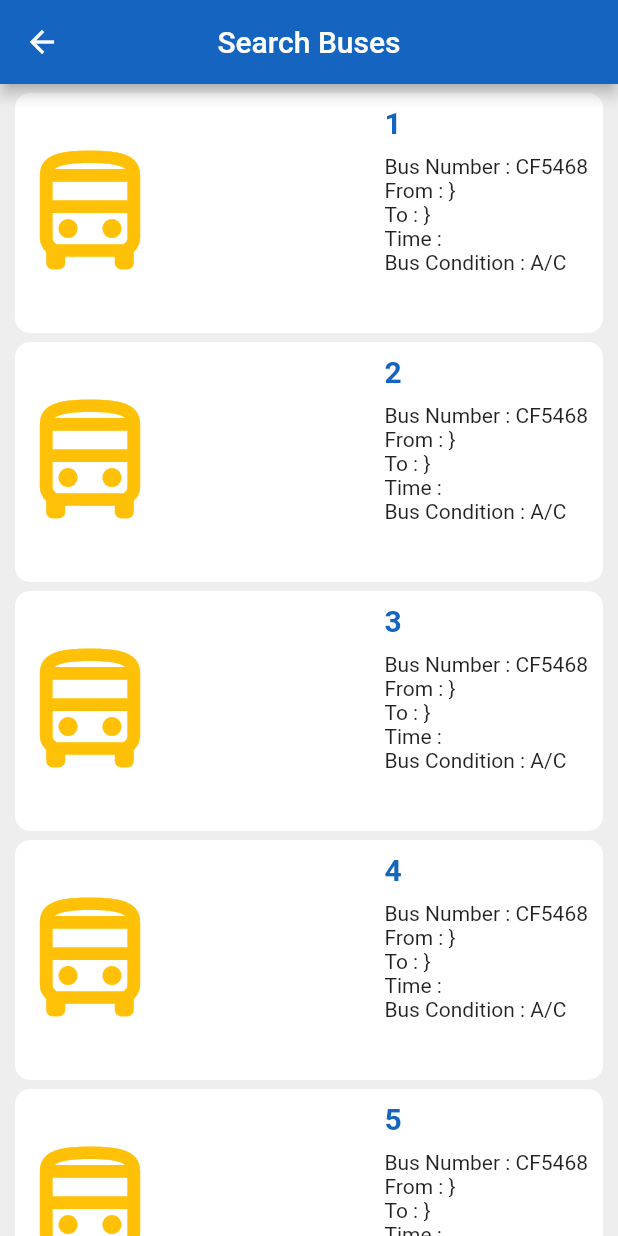
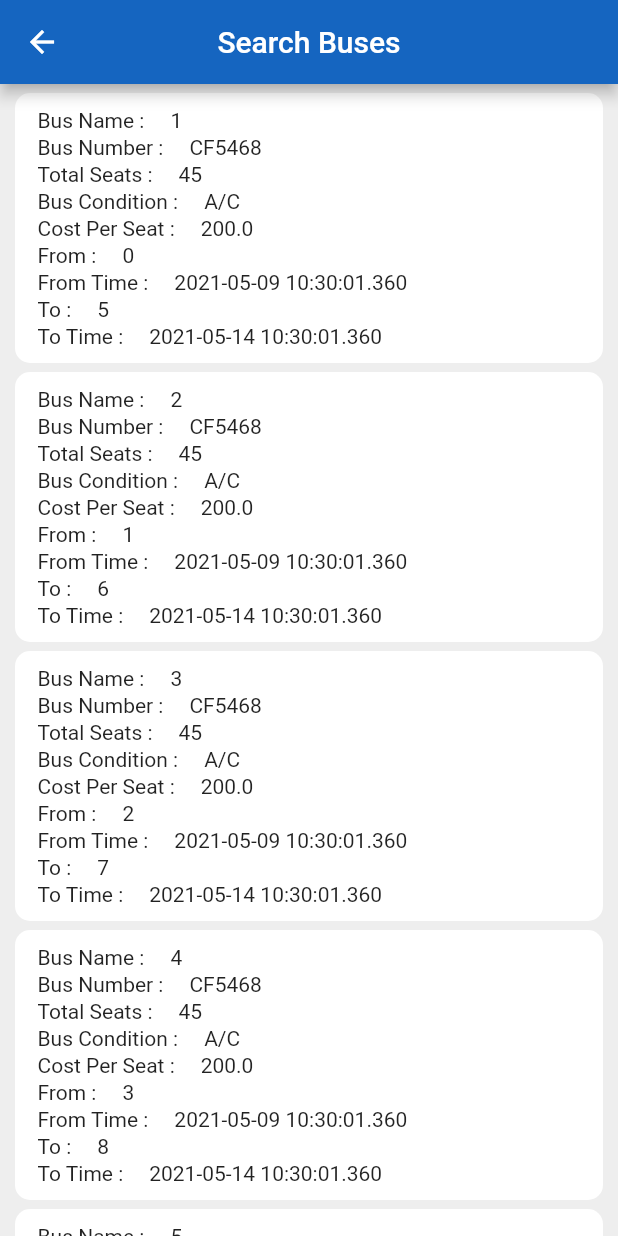
Before and after one commit to afzl-wtu/Bus_App_Git, a Flutter app: the Signup screen opened directly, after a tap on "CREATE AN ACCOUNT", after a tap on "Search Buses", on a phone screen of 412 x 824 dp. Run offline on Flutter 3.47's test engine with Material 2 defaults, Android fonts, the phone set to English and light mode, and no system bars; our stand-ins replace firebase_auth, firebase_core; missing offline and left inert: dart:ffi, fancy_on_boarding; accounts and stored records are empty.

Commit message:
Some tjing

```diff
--- a/bus_app_user/lib/screens/home.dart
+++ b/bus_app_user/lib/screens/home.dart
@@ -7,6 +7,7 @@ class Home extends StatefulWidget {
 }
 
 class _HomeState extends State<Home> {
+  final choseSeatControler = TextEditingController();
   String chosenCity;
   List listofCities = [
     'Lahore',
@@ -48,27 +49,10 @@ class _HomeState extends State<Home> {
         children: [
           SizedBox(height: 30),
           Center(
-            child: Text(
-              'Tasadduq',
-              style: TextStyle(
-                color: Colors.black,
-                fontSize: 40,
-                fontWeight: FontWeight.bold,
-              ),
-            ),
-          ),
-          Center(
-            child: Text(
-              'Travelling Company',
-              style: TextStyle(
-                color: Colors.amber,
-                fontSize: 30,
-                fontWeight: FontWeight.bold,
-              ),
-            ),
-          ),
+              child:
+                  Image.asset('assets/images/logo Bus App.jpeg', height: 200)),
           Padding(
-            padding: const EdgeInsets.only(left: 20, top: 100),
+            padding: const EdgeInsets.only(left: 20, top: 20),
             child: Text(
               'From :',
             ),
@@ -162,6 +146,26 @@ class _HomeState extends State<Home> {
               ),
             ),
           ),
+          Padding(
+            padding: const EdgeInsets.only(left: 15, top: 20),
+            child: Text(
+              'Chose Seat :',
+            ),
+          ),
+          Container(
+            margin: const EdgeInsets.only(left: 15, top: 10, right: 15),
+            decoration: BoxDecoration(
+              color: Colors.grey.shade300,
+              borderRadius: BorderRadius.circular(7),
+            ),
+            child: Padding(
+              padding: const EdgeInsets.only(left: 20),
+              child: TextField(
+                controller: choseSeatControler,
+                decoration: InputDecoration(border: InputBorder.none),
+              ),
+            ),
+          ),
           InkWell(
             onTap: () {
               Navigator.of(context).push(
@@ -175,7 +179,7 @@ class _HomeState extends State<Home> {
             child: Container(
               width: double.infinity,
               height: 48,
-              margin: EdgeInsets.only(left: 20, top: 80, right: 20),
+              margin: EdgeInsets.only(left: 20, top: 80, right: 20, bottom: 20),
               padding: EdgeInsets.only(left: 10),
               decoration: BoxDecoration(
                 color: Colors.blue.shade800,
--- a/bus_app_user/lib/screens/login.dart
+++ b/bus_app_user/lib/screens/login.dart
@@ -10,8 +10,8 @@ class Login extends StatefulWidget {
 
 class _LoginState extends State<Login> {
   bool checkBoxValue = true;
-  final email = TextEditingController();
-  final password = TextEditingController();
+  final emailControler = TextEditingController();
+  final passwordControler = TextEditingController();
   @override
   Widget build(BuildContext context) {
     MediaQueryData mediaQuery = MediaQuery.of(context);
@@ -47,6 +47,7 @@ class _LoginState extends State<Login> {
                       borderRadius: BorderRadius.circular(10),
                     ),
                     child: TextField(
+                      controller: emailControler,
                       decoration: InputDecoration(
                         prefixIcon: Icon(
                           Icons.mail,
@@ -69,6 +70,7 @@ class _LoginState extends State<Login> {
                       borderRadius: BorderRadius.circular(10),
                     ),
                     child: TextField(
+                      controller: passwordControler,
                       decoration: InputDecoration(
                         suffixIcon: Icon(Icons.lock),
                         prefixIcon: Icon(
--- a/bus_app_user/lib/screens/searchBuses.dart
+++ b/bus_app_user/lib/screens/searchBuses.dart
@@ -1,8 +1,7 @@
 import 'package:flutter/material.dart';
 import 'package:ticket_bus/models/bus_model.dart';
 import 'package:ticket_bus/models/route_model.dart';
-
-import './selectSeats.dart';
+import 'package:ticket_bus/screens/contactPassenger.dart';
 
 class SearchBuses extends StatelessWidget {
   final List<BusModel> buses = List.generate(
@@ -40,8 +39,9 @@ class SearchBuses extends StatelessWidget {
         itemBuilder: (ctx, i) {
           return Container(
             margin: EdgeInsets.only(left: 10, right: 10, top: 6),
+            padding: EdgeInsets.only(left: 15, right: 15, top: 10, bottom: 10),
             width: double.infinity,
-            height: 160,
+            height: 180,
             decoration: BoxDecoration(
               color: Colors.white,
               borderRadius: BorderRadius.circular(10),
@@ -49,40 +49,63 @@ class SearchBuses extends StatelessWidget {
             child: InkWell(
                 onTap: () {
                   Navigator.of(context).push(MaterialPageRoute(builder: (ctx) {
-                  return SelectSeats();
+                    return ContactPassenger();
                   }));
                 },
-              child: Row(
-                children: [
-                  Icon(
-                    Icons.directions_bus_outlined,
-                    size: 100,
-                    color: Colors.amber,
-                  ),
-                  Expanded(child: Container()),
-                  Column(
+                child: Column(
                   crossAxisAlignment: CrossAxisAlignment.start,
                   children: [
-                      SizedBox(height: 8),
-                      Container(
-                          padding: EdgeInsets.only(bottom: 10),
-                          child: Text(
-                            buses[i].busname,
-                            style: TextStyle(
-                                color: Colors.blue.shade800,
-                                fontSize: 20,
-                                fontWeight: FontWeight.bold),
-                          )),
-                      Text('Bus Number : ${buses[i].busNo}'),
-                      Text('From : }'),
-                      Text('To : }'),
-                      Text('Time : '),
-                      Text('Bus Condition : ${buses[i].busCondition}'),
+                    Text('Bus Name :     ${buses[i].busname}'),
+                    SizedBox(height: 2),
+                    Text('Bus Number :     ${buses[i].busNo}'),
+                    SizedBox(height: 2),
+                    Text('Total Seats :     ${buses[i].totalseats}'),
+                    SizedBox(height: 2),
+                    Text('Bus Condition :     ${buses[i].busCondition}'),
+                    SizedBox(height: 2),
+                    Text(
+                        'Cost Per Seat :     ${buses[i].routes[i].costPerSeat}'),
+                    SizedBox(height: 2),
+                    Text('From :     ${buses[i].routes[i].from}'),
+                    SizedBox(height: 2),
+                    Text('From Time :     ${buses[i].routes[i].fromTime}'),
+                    SizedBox(height: 2),
+                    Text('To :     ${buses[i].routes[i].to}'),
+                    SizedBox(height: 2),
+                    Text('To Time :     ${buses[i].routes[i].toTime}'),
                   ],
-                  ),
-                  SizedBox(width: 10),
-                ],
-              ),
+                )
+                // child: Row(
+                //   children: [
+                //     Icon(
+                //       Icons.directions_bus_outlined,
+                //       size: 100,
+                //       color: Colors.amber,
+                //     ),
+                //     Expanded(child: Container()),
+                //     Column(
+                //       crossAxisAlignment: CrossAxisAlignment.start,
+                //       children: [
+                //         SizedBox(height: 8),
+                //         Container(
+                //             padding: EdgeInsets.only(bottom: 10),
+                //             child: Text(
+                //               buses[i].busname,
+                //               style: TextStyle(
+                //                   color: Colors.blue.shade800,
+                //                   fontSize: 20,
+                //                   fontWeight: FontWeight.bold),
+                //             )),
+                //         Text('Bus Number : ${buses[i].busNo}'),
+                //         Text('From : }'),
+                //         Text('To : }'),
+                //         Text('Time : '),
+                //         Text('Bus Condition : ${buses[i].busCondition}'),
+                //       ],
+                //     ),
+                //     SizedBox(width: 10),
+                //   ],
+                // ),
                 ),
           );
         },
--- a/bus_app_user/lib/screens/signup.dart
+++ b/bus_app_user/lib/screens/signup.dart
@@ -10,8 +10,9 @@ class Signup extends StatefulWidget {
 
 class _SignupState extends State<Signup> {
   bool checkBoxValue = true;
-  final email = TextEditingController();
-  final password = TextEditingController();
+  final emailControler = TextEditingController();
+  final passwordControler = TextEditingController();
+  final confirmPasswordControler = TextEditingController();
   @override
   Widget build(BuildContext context) {
     MediaQueryData mediaQuery = MediaQuery.of(context);
@@ -45,6 +46,7 @@ class _SignupState extends State<Signup> {
                       borderRadius: BorderRadius.circular(10),
                     ),
                     child: TextField(
+                      controller: emailControler,
                       decoration: InputDecoration(
                         prefixIcon: Icon(
                           Icons.mail,
@@ -67,6 +69,7 @@ class _SignupState extends State<Signup> {
                       borderRadius: BorderRadius.circular(10),
                     ),
                     child: TextField(
+                      controller: passwordControler,
                       decoration: InputDecoration(
                         suffixIcon: Icon(Icons.lock),
                         prefixIcon: Icon(
@@ -90,6 +93,7 @@ class _SignupState extends State<Signup> {
                       borderRadius: BorderRadius.circular(10),
                     ),
                     child: TextField(
+                      controller: confirmPasswordControler,
                       decoration: InputDecoration(
                         suffixIcon: Icon(Icons.lock),
                         prefixIcon: Icon(
```
Also changed, not shown: bus_app_admin/lib/screen/viewBuses.dart (+8 -1 lines), bus_app_user/lib/screens/contactPassenger.dart (+9 -0 lines), bus_app_user/lib/screens/onboardind.dart (+6 -6 lines), bus_app_user/lib/screens/selectSeats.dart (deleted, +0 -205 lines), bus_app_user/assets/images/logo Bus App.jpeg (added). Lines whose indentation alone changed are shown as unchanged.
